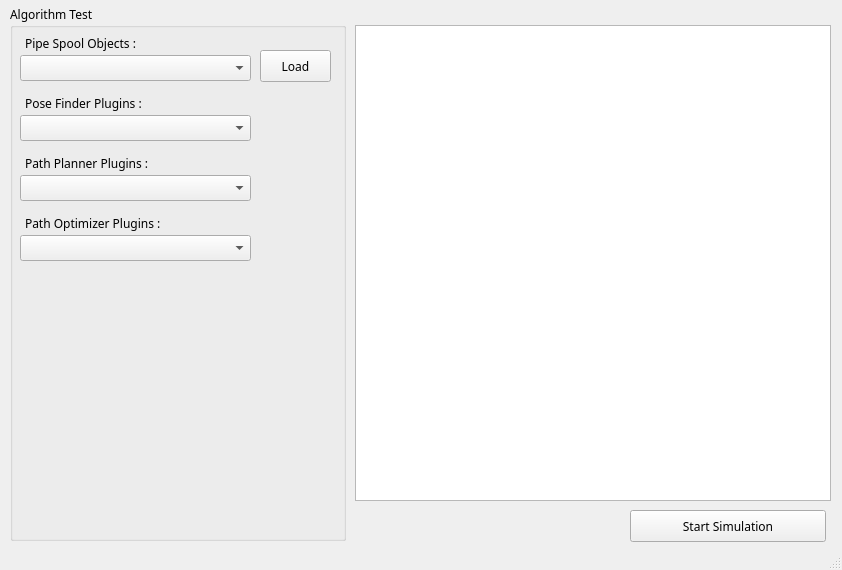
First picture: the form in python/simtool/simtool.ui, repository elecun/flame_robotics_drt, before the edit.
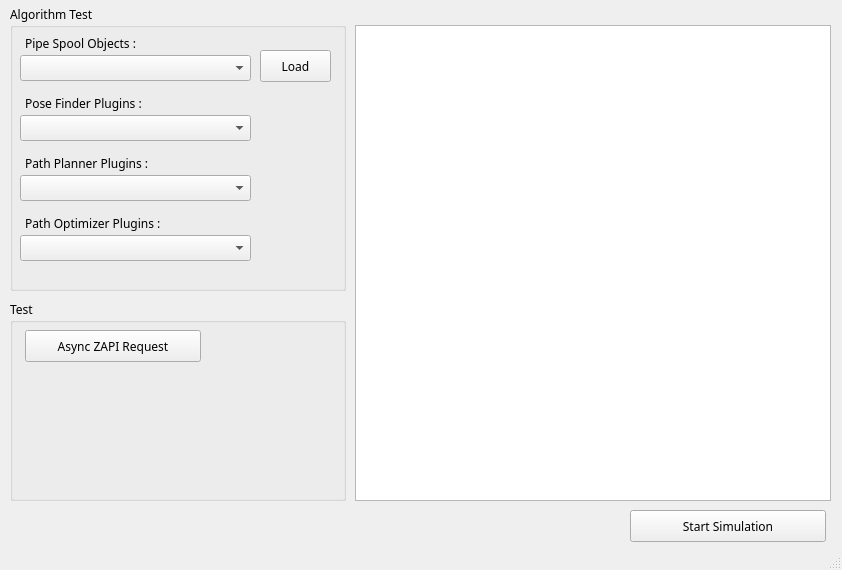
Second picture: the form after the edit. Icons and pictures are not drawn.

What changed in the file:
```diff
--- a/python/simtool/simtool.ui
+++ b/python/simtool/simtool.ui
@@ -36,7 +36,7 @@
       <x>10</x>
       <y>5</y>
       <width>336</width>
-      <height>536</height>
+      <height>286</height>
      </rect>
     </property>
     <property name="title">
@@ -171,6 +171,32 @@
      </rect>
     </property>
    </widget>
+   <widget class="QGroupBox" name="groupBox">
+    <property name="geometry">
+     <rect>
+      <x>10</x>
+      <y>300</y>
+      <width>336</width>
+      <height>201</height>
+     </rect>
+    </property>
+    <property name="title">
+     <string>Test</string>
+    </property>
+    <widget class="QPushButton" name="btn_test_async_zapi_request">
+     <property name="geometry">
+      <rect>
+       <x>15</x>
+       <y>30</y>
+       <width>176</width>
+       <height>32</height>
+      </rect>
+     </property>
+     <property name="text">
+      <string>Async ZAPI Request</string>
+     </property>
+    </widget>
+   </widget>
   </widget>
   <widget class="QStatusBar" name="statusbar"/>
   <action name="actionExit">
```
